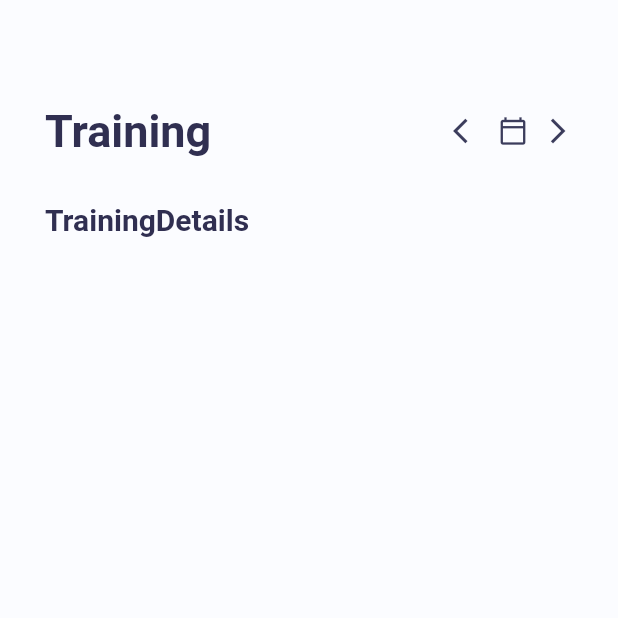
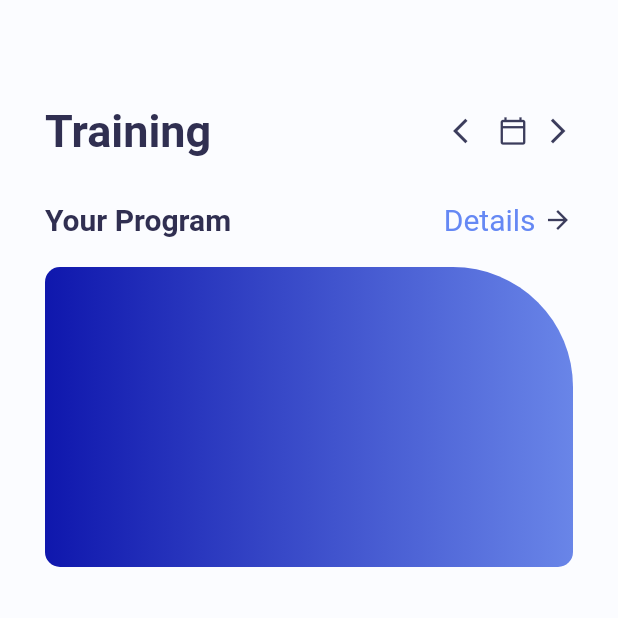
Before and after one commit to kohenro19/MuscleTraining_flutter_001, a Flutter app: the screen it shows after launch, on a phone screen of 412 x 824 dp, the top half of it. Run offline on Flutter 3.47's test engine with Material 2 defaults, Android fonts, the phone set to English and light mode, and no system bars.

Commit message:
20220313r1

```diff
--- a/lib/home_page.dart
+++ b/lib/home_page.dart
@@ -49,23 +49,47 @@ class _HomePageState extends State<HomePage> {
             Row(
               children: [
                 Text(
-                  "Training",
+                  "Your Program",
                   style: TextStyle(
                     fontSize: 20,
                     color: color.AppColor.homePageTitle,
                     fontWeight: FontWeight.w700
                   ),
                 ),
+                Expanded(child: Container()),
                 Text(
                   "Details",
                   style: TextStyle(
                     fontSize: 20,
-                    color: color.AppColor.homePageTitle,
-                    fontWeight: FontWeight.w700
+                    color: color.AppColor.homePageDetail,
                   ),
                 ),
+                SizedBox(width: 5,),
+                Icon(Icons.arrow_forward,
+                size: 20,
+                color:color.AppColor.homePageIcons
+                )
               ],
 
+            ),
+            SizedBox(height: 20,),
+            Container(
+              width: MediaQuery.of(context).size.width,
+              height: 200,
+              decoration: BoxDecoration(
+              gradient: LinearGradient(
+                colors: [
+                  color.AppColor.gradientFirst,
+                  color.AppColor.gradientSecond
+                ]
+              ),
+                  borderRadius: BorderRadius.only(
+                    topLeft: Radius.circular(10),
+                    bottomLeft: Radius.circular(10),
+                    bottomRight: Radius.circular(10),
+                    topRight: Radius.circular(80)
+                  )
+              ),
             )
           ],
         ),
```
